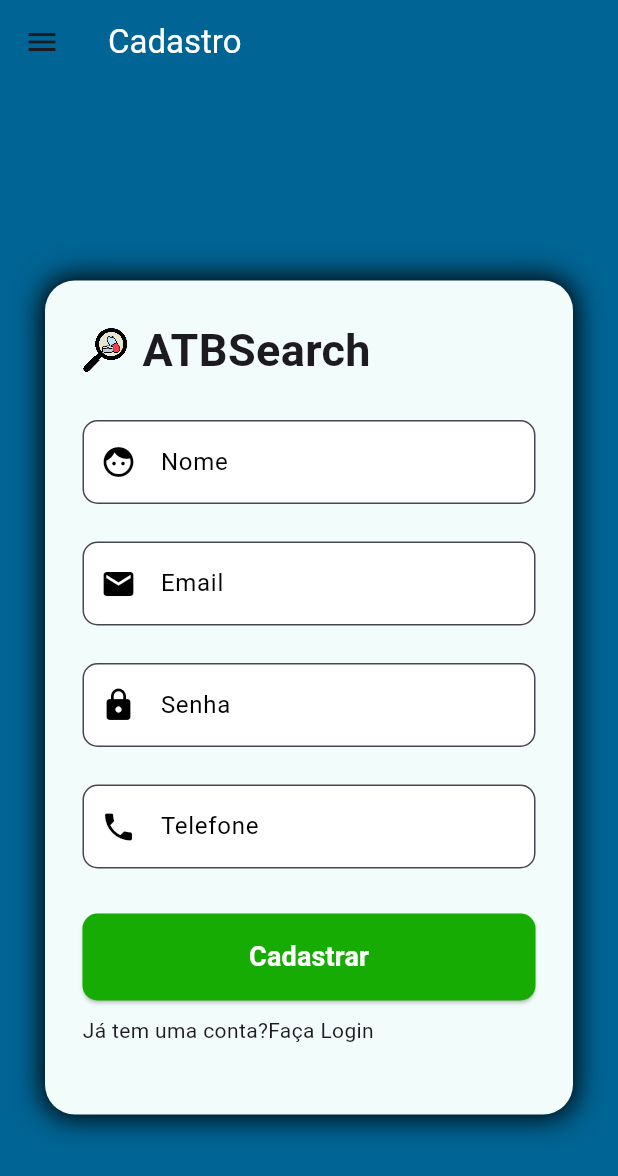
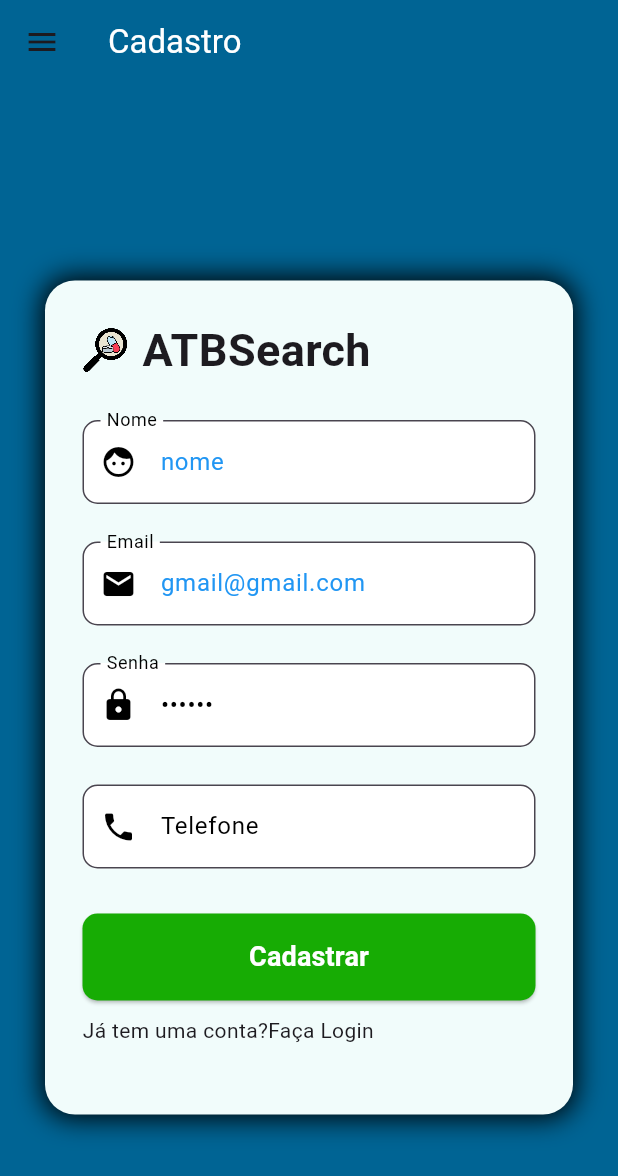
Before and after one commit to Lucas-Antunes-1/-ATBSearchMobile, a Flutter app: the Tela2 screen opened directly, on a phone screen of 412 x 824 dp. Shown: the top 1176 px of the screen. Run offline on Flutter 3.47's test engine with Material 3 defaults, Android fonts, the phone set to English and light mode, and no system bars; our stand-ins replace carousel_slider.

Commit message:
Add files via upload

```diff
--- a/lib/dados.dart
+++ b/lib/dados.dart
@@ -28,7 +28,7 @@ class Login
       {
         lis=[["Tabela",Tabela()],["Gerenciar Conta",contas()]];
       }
-      else
+      if(!a)
       {
          lis = [["Tabela",Tabela()],["Login",Tela1()],["Cadastro",Tela2()]];
       }
--- a/lib/tela1.dart
+++ b/lib/tela1.dart
@@ -17,8 +17,8 @@ class Tela1 extends StatefulWidget {
 
 class _Tela1State extends State<Tela1> {
   final _formKey = GlobalKey<FormState>();
-  final TextEditingController _email = TextEditingController();
-  final TextEditingController _senha = TextEditingController();
+  final TextEditingController _email = TextEditingController(text: "email@gmail.com");
+  final TextEditingController _senha = TextEditingController(text: "123456");
 RegExp emailRegex = RegExp(
   r"^[a-zA-Z0-9.!#$%&'*+/=?^_`{|}~-]+@[a-zA-Z0-9](?:[a-zA-Z0-9-]{0,61}[a-zA-Z0-9])?(?:\.[a-zA-Z0-9](?:[a-zA-Z0-9-]{0,61}[a-zA-Z0-9])?)*$",
   caseSensitive: false,
--- a/lib/tela2.dart
+++ b/lib/tela2.dart
@@ -15,9 +15,9 @@ class Tela2 extends StatefulWidget {
 
 class _Tela1State extends State<Tela2> {
   final _formKey = GlobalKey<FormState>();
-  final TextEditingController _email = TextEditingController();
-  final TextEditingController _senha = TextEditingController();
-  final TextEditingController _nome = TextEditingController();
+  final TextEditingController _email = TextEditingController(text: "gmail@gmail.com");
+  final TextEditingController _senha = TextEditingController(text: "123456");
+  final TextEditingController _nome = TextEditingController(text: "nome");
   final TextEditingController _telefone = TextEditingController();
     static final RegExp phoneRegex = RegExp(
     r'^\(\d{2}\)\s\d{4,5}-\d{4}$',
@@ -316,10 +316,10 @@ RegExp emailRegex = RegExp(
         _senha.text
       );
 
+      Login.setAtual(l);
        Login.setT("Sem nenhuma tabela salva");
         Login.ls(true);
       Login.adiciona(l);
-      print(Login.getlista[Login.getatual]![2]);
       Login.setDratual([["Início",Comeco(),Icons.start],["Tabelas salvas",Login.nuv(Login.getF),Icons.cloud],["Tabela",Tabela(),Icons.table_chart],["Sua conta",contas(),Icons.face_3]]);
       Login.setH(1);
       Navigator.pushReplacement(context, MaterialPageRoute(builder: (context) => Tabela()));
```
Also changed, not shown: lib/apresentacao.dart (+5 -6 lines), lib/contas.dart (+7 -4 lines).
